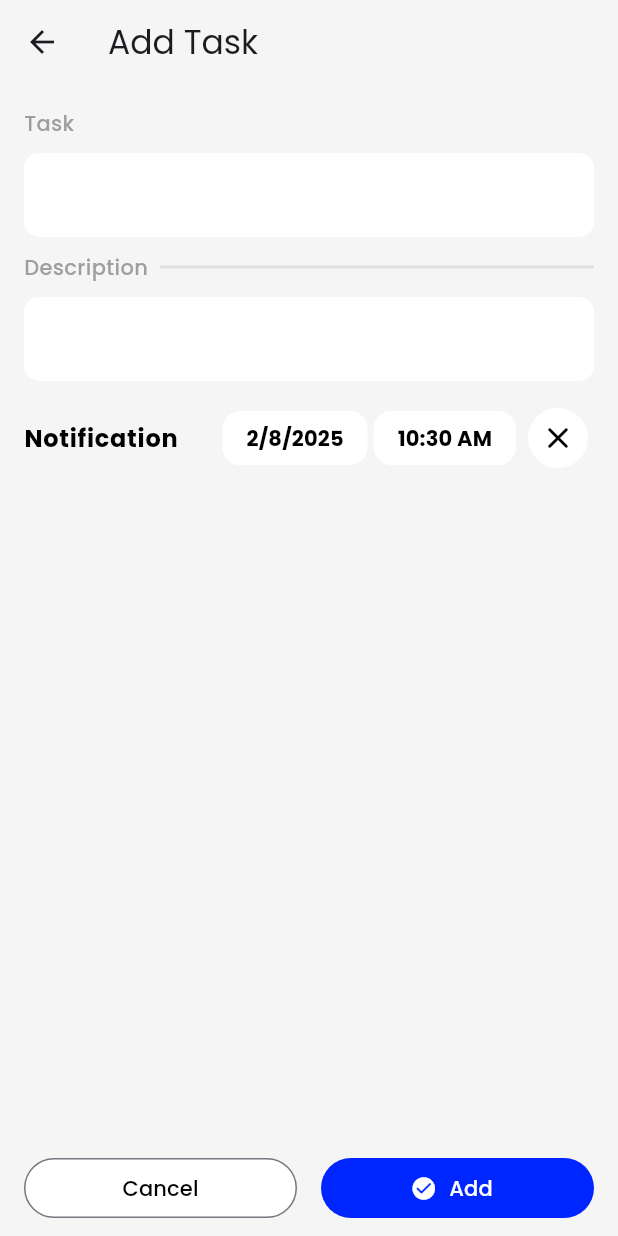
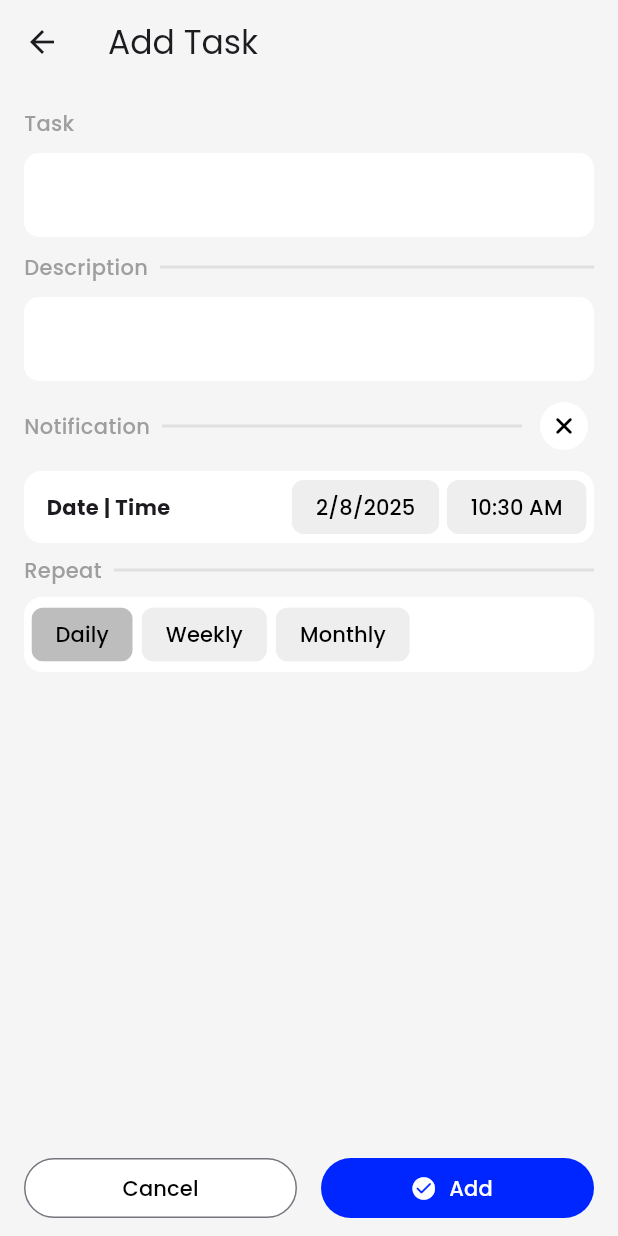
Before and after one commit to purveshxd/task-manager-with-backend, a Flutter app: the AddTaskView screen opened directly, after a tap on the "add" icon, on a phone screen of 412 x 824 dp. Run offline on Flutter 3.47's test engine with Material 3 defaults, Android fonts, the phone set to English and light mode, and no system bars; our stand-ins replace awesome_notifications, bloc, flutter_bloc, isar, shared_preferences; accounts and stored records are empty; generated files the repository leaves out were written again.

Commit message:
update: added notification support

```diff
--- a/frontend/lib/feature/add_task.view.dart
+++ b/frontend/lib/feature/add_task.view.dart
@@ -1,5 +1,3 @@
-import 'dart:developer';
-
 import 'package:awesome_notifications/awesome_notifications.dart';
 import 'package:flutter/material.dart';
 import 'package:flutter_bloc/flutter_bloc.dart';
@@ -7,11 +5,11 @@ import 'package:tasks_frontend/bloc/tasks_bloc.dart';
 import 'package:tasks_frontend/feature/style.dart';
 import 'package:tasks_frontend/feature/tasks.model.dart';
 import 'package:tasks_frontend/notification_handler.dart';
+import 'package:tasks_frontend/widget/custom_action_chip.dart';
 import 'package:tasks_frontend/widget/icon_button_filled.dart';
 
 class AddTaskView extends StatefulWidget {
   const AddTaskView({super.key, this.task});
-
   final Tasks? task;
 
   @override
@@ -53,7 +51,7 @@ class _AddTaskViewState extends State<AddTaskView> {
         dateTime = timer;
       });
     }
-
+    if (context.mounted) {
       final TimeOfDay? timerPick = await showTimePicker(
         context: context,
         initialTime: timeOfDay,
@@ -64,11 +62,8 @@ class _AddTaskViewState extends State<AddTaskView> {
           timeOfDay = timerPick;
         });
       }
-
+    }
     if (addNotification) {
-      log(
-        "Add Timer Noti-$addNotification | ${dateTime.day}/${dateTime.month}/${dateTime.year} | ${timeOfDay.hourOfPeriod}:${timeOfDay.minute} ${timeOfDay.period.name.toUpperCase()}",
-      );
       await notificationHandler.scheduleMinuteNotification(
         title: titleController.text.trim(),
         body: descController.text.trim(),
@@ -88,13 +83,15 @@ class _AddTaskViewState extends State<AddTaskView> {
       context.read<TasksBloc>().add(
         AddTask(
           Tasks(
-            notificationDateTime: DateTime(
+            notificationDateTime: addNotification
+                ? DateTime(
                     dateTime.year,
                     dateTime.month,
                     dateTime.day,
                     timeOfDay.hour,
                     timeOfDay.minute,
-            ),
+                  )
+                : null,
             addNotification: addNotification,
             name: titleController.text.trim(),
             isComplete: false,
@@ -114,17 +111,20 @@ class _AddTaskViewState extends State<AddTaskView> {
   void handleSubmit() {
     if (isEdit) {
       Tasks editTask = widget.task!.copyWith(
-        notificationDateTime: DateTime(
+        notificationDateTime: addNotification
+            ? DateTime(
                 dateTime.year,
                 dateTime.month,
                 dateTime.day,
                 timeOfDay.hour,
                 timeOfDay.minute,
-        ),
+              )
+            : null,
         addNotification: addNotification,
         name: titleController.text.trim(),
         desc: descController.text.trim(),
       );
+
       context.read<TasksBloc>().add(UpdateTask(editTask));
     } else {
       onSubmit();
@@ -138,6 +138,22 @@ class _AddTaskViewState extends State<AddTaskView> {
     if (!isAllowed) {
       await AwesomeNotifications().requestPermissionToSendNotifications();
     }
+  }
+
+  List<List> repeatList = [
+    ["Daily", true],
+    ["Weekly", false],
+    ["Monthly", false],
+  ];
+
+  void toggleChips(bool value, int index) {
+    setState(() {
+      List labelbool = repeatList.firstWhere((list) => list[1] == true);
+      labelbool[1] = false;
+      repeatList[index][1] = value;
+      List removedChip = repeatList.removeAt(index);
+      repeatList.insert(0, removedChip);
+    });
   }
 
   @override
@@ -165,13 +181,14 @@ class _AddTaskViewState extends State<AddTaskView> {
           padding: const EdgeInsets.all(16.0).copyWith(bottom: 8),
           child: Column(
             mainAxisSize: MainAxisSize.min,
-
             mainAxisAlignment: MainAxisAlignment.spaceBetween,
             children: [
               Column(
                 mainAxisSize: MainAxisSize.min,
                 spacing: 10,
-                crossAxisAlignment: CrossAxisAlignment.start,
+
+                children: [
+                  Row(
                     children: [
                       const Text(
                         "Task",
@@ -179,6 +196,8 @@ class _AddTaskViewState extends State<AddTaskView> {
                           color: Colors.grey,
                           fontWeight: FontWeight.w500,
                         ),
+                      ),
+                    ],
                   ),
                   TextField(
                     textInputAction: TextInputAction.next,
@@ -212,51 +231,30 @@ class _AddTaskViewState extends State<AddTaskView> {
                     maxLines: null,
                     decoration: AppStyle.textFieldDecoration(label: ""),
                   ),
-                  ListTile(
-                    enabled: addNotification,
-                    contentPadding: EdgeInsets.all(0),
-
-                    onTap: () => _selectTime(context),
-                    trailing: Row(
-                      mainAxisSize: MainAxisSize.min,
-                      spacing: 4,
+                  Row(
+                    spacing: 8,
                     children: [
-                        Chip(
-                          label: Text(
-                            "${dateTime.day}/${dateTime.month}/${dateTime.year}",
+                      const Text(
+                        "Notification",
                         style: TextStyle(
-                              fontWeight: FontWeight.bold,
-                              color: addNotification
-                                  ? Colors.black
-                                  : Colors.grey.shade400,
+                          color: Colors.grey,
+                          fontWeight: FontWeight.w500,
                         ),
                       ),
-                          backgroundColor: Colors.white,
-                          side: BorderSide.none,
-                          shape: RoundedRectangleBorder(
-                            borderRadius: BorderRadius.circular(12),
-                          ),
-                        ),
-                        Chip(
-                          label: Text(
-                            "${timeOfDay.hourOfPeriod}:${timeOfDay.minute} ${timeOfDay.period.name.toUpperCase()}",
-                            style: TextStyle(
-                              fontWeight: FontWeight.bold,
-                              color: addNotification
-                                  ? Colors.black
-                                  : Colors.grey.shade400,
-                            ),
-                          ),
-                          backgroundColor: Colors.white,
-                          side: BorderSide.none,
-                          shape: RoundedRectangleBorder(
-                            borderRadius: BorderRadius.circular(12),
+                      Flexible(
+                        child: Container(
+                          height: 2,
+                          width: double.maxFinite,
+                          color: Colors.grey.shade300,
                         ),
                       ),
                       IconButton(
+                        splashColor: Colors.grey.shade50,
                         style: IconButton.styleFrom(
                           backgroundColor: Colors.white,
-                            foregroundColor: Colors.black,
+                          foregroundColor: addNotification
+                              ? Colors.black
+                              : Colors.grey.shade400,
                         ),
                         onPressed: () async {
                           await requestPermission();
@@ -264,26 +262,141 @@ class _AddTaskViewState extends State<AddTaskView> {
                             addNotification = !addNotification;
                           });
                         },
-                          icon: Icon(
-                            addNotification
-                                ? Icons.close_rounded
-                                : Icons.add_rounded,
+                        icon: AnimatedRotation(
+                          duration: Durations.medium4,
+                          turns: addNotification ? .375 : 0,
+                          child: Icon(Icons.add_rounded),
                         ),
+                        visualDensity: VisualDensity.compact,
+                        padding: EdgeInsets.all(0),
                       ),
                     ],
                   ),
-                    title: Text(
-                      "Notification",
+                  AnimatedScale(
+                    scale: !addNotification ? 0 : 1,
+                    duration: Durations.medium4,
+                    curve: Curves.easeInOutBack,
+                    alignment: Alignment.topRight,
+                    child: Column(
+                      spacing: 8,
+                      children: [
+                        Container(
+                          decoration: BoxDecoration(
+                            color: Colors.white,
+                            borderRadius: BorderRadius.circular(12),
+                          ),
+                          padding: EdgeInsets.symmetric(horizontal: 5),
+                          child: Column(
+                            mainAxisSize: MainAxisSize.min,
+                            children: [
+                              Row(
+                                spacing: 5,
+                                children: [
+                                  SizedBox(width: 5),
+                                  Text(
+                                    "Date | Time",
                                     style: TextStyle(
                                       fontWeight: FontWeight.bold,
+                                    ),
+                                  ),
+                                  Spacer(),
+                                  ActionChip(
+                                    onPressed: () => _selectTime(context),
+                                    label: Text(
+                                      "${dateTime.day}/${dateTime.month}/${dateTime.year}",
+                                      style: TextStyle(
+                                        fontWeight: FontWeight.w500,
                                         color: addNotification
                                             ? Colors.black
                                             : Colors.grey.shade400,
                                       ),
                                     ),
+                                    backgroundColor: Colors.grey.shade200,
+
+                                    side: BorderSide.none,
+                                    shape: RoundedRectangleBorder(
+                                      borderRadius: BorderRadius.circular(8),
+                                    ),
+                                  ),
+                                  ActionChip(
+                                    onPressed: () => {},
+                                    label: Text(
+                                      "${timeOfDay.hourOfPeriod}:${timeOfDay.minute} ${timeOfDay.period.name.toUpperCase()}",
+                                      style: TextStyle(
+                                        fontWeight: FontWeight.w500,
+                                        color: addNotification
+                                            ? Colors.black
+                                            : Colors.grey.shade400,
+                                      ),
+                                    ),
+                                    backgroundColor: Colors.grey.shade200,
+                                    side: BorderSide.none,
+                                    shape: RoundedRectangleBorder(
+                                      borderRadius: BorderRadius.circular(8),
+                                    ),
                                   ),
                                 ],
                               ),
+                            ],
+                          ),
+                        ),
+                        Row(
+                          spacing: 8,
+                          children: [
+                            const Text(
+                              "Repeat",
+                              style: TextStyle(
+                                color: Colors.grey,
+                                fontWeight: FontWeight.w500,
+                              ),
+                            ),
+                            Flexible(
+                              child: Container(
+                                height: 2,
+                                width: double.maxFinite,
+                                color: Colors.grey.shade300,
+                              ),
+                            ),
+                          ],
+                        ),
+                        Container(
+                          width: double.maxFinite,
+                          padding: EdgeInsets.symmetric(
+                            horizontal: 5,
+                            vertical: 1,
+                          ),
+                          decoration: BoxDecoration(
+                            color: Colors.white,
+                            borderRadius: BorderRadius.circular(12),
+                          ),
+
+                          child: Column(
+                            mainAxisAlignment: MainAxisAlignment.start,
+                            crossAxisAlignment: CrossAxisAlignment.start,
+                            children: [
+                              Wrap(
+                                spacing: 6,
+                                // runSpacing: 0,
+                                children: List.generate(
+                                  repeatList.length,
+                                  (index) => CustomActionChip(
+                                    label: repeatList[index][0],
+                                    isSelected: repeatList[index][1],
+                                    onPressed: (value) =>
+                                        toggleChips(value, index),
+                                  ),
+                                ),
+                              ),
+                            ],
+                          ),
+                        ),
+                      ],
+                    ),
+                  ),
+                ],
+              ),
+
+              // ! Bottom Buttons -------------------
               Spacer(),
               Row(
                 spacing: 16,
--- a/frontend/lib/notification_handler.dart
+++ b/frontend/lib/notification_handler.dart
@@ -1,5 +1,3 @@
-
-
 import 'package:awesome_notifications/awesome_notifications.dart';
 
 class NotificationProvider {
@@ -34,9 +32,6 @@ class NotificationProvider {
         day: scheduledDate.day,
         hour: scheduledDate.hour,
         minute: scheduledDate.minute,
-        second: 0,
-        millisecond: 0,
-        repeats: false,
       ),
     );
   }
--- /dev/null
+++ b/frontend/lib/widget/custom_action_chip.dart
@@ -0,0 +1,29 @@
+import 'package:flutter/material.dart';
+
+class CustomActionChip extends StatelessWidget {
+  const CustomActionChip({
+    super.key,
+    required this.label,
+    this.onPressed,
+    required this.isSelected,
+  });
+  final String label;
+  final bool isSelected;
+  final void Function(bool)? onPressed;
+
+  @override
+  Widget build(BuildContext context) {
+    return ChoiceChip(
+      selected: isSelected,
+      onSelected: onPressed,
+      label: Text(label, style: TextStyle(color: Colors.black)),
+      // padding: EdgeInsets.all(0),
+      side: BorderSide.none,
+      backgroundColor: Colors.grey.shade200,
+      selectedColor: Colors.grey.shade400,
+      showCheckmark: false,
+      // labelPadding: EdgeInsets.symmetric(horizontal: 8),
+      shape: RoundedRectangleBorder(borderRadius: BorderRadius.circular(8)),
+    );
+  }
+}
--- a/frontend/lib/widget/task_tile.dart
+++ b/frontend/lib/widget/task_tile.dart
@@ -63,8 +63,7 @@ class TaskTile extends StatelessWidget {
                             )
                           : SizedBox.shrink(),
                       SizedBox(height: 1),
-
-                      task.notificationDateTime != null
+                      task.addNotification
                           ? Text(
                               "${task.notificationDateTime!.day}.${task.notificationDateTime!.month}.${task.notificationDateTime!.year} | ${timeOfDay.hourOfPeriod}:${timeOfDay.minute} ${timeOfDay.period.name.toUpperCase()}",
                               style: TextStyle(
```
Lines whose indentation alone changed are shown as unchanged.
